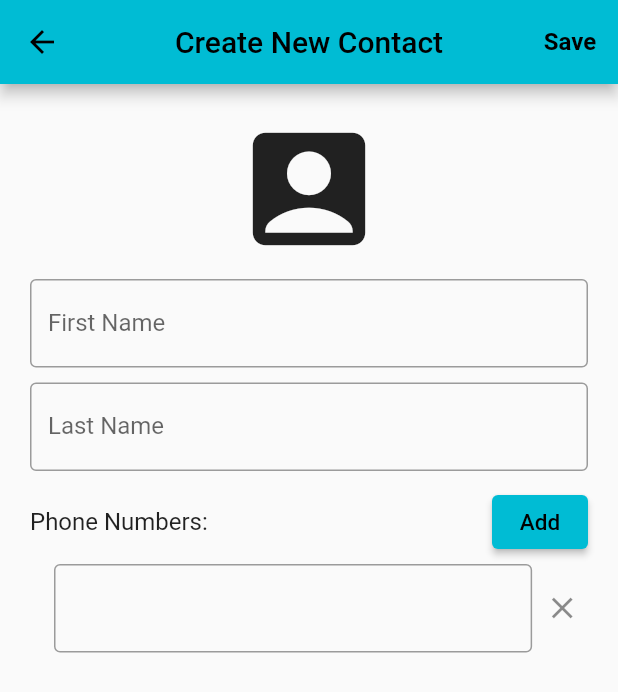
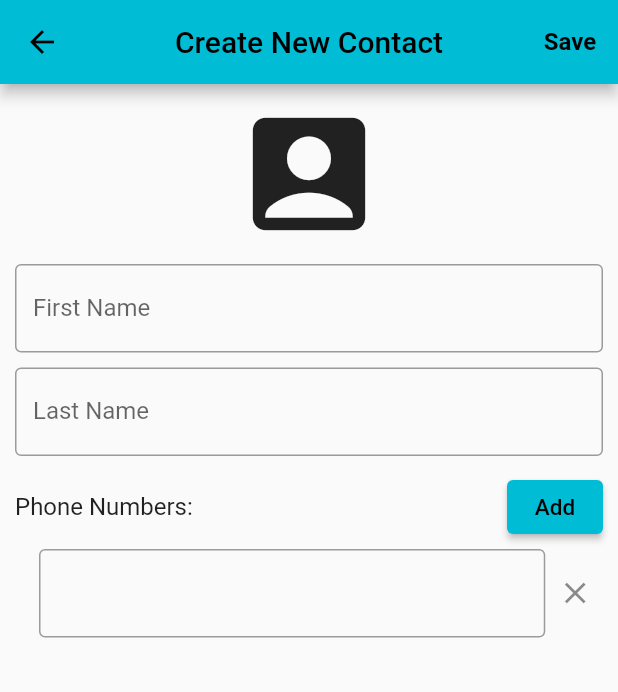
Before and after one commit to AY2020-2021-CpE-OJT/CanadaW3, a Flutter app: the NewContact screen opened directly, on a phone screen of 412 x 824 dp. Shown: the top 692 px of the screen. Run offline on Flutter 3.47's test engine with Material 2 defaults, Android fonts, the phone set to English and light mode, and no system bars; network calls fail.

Commit message:
fix pixel overflow on create contact screen

```diff
--- a/phonebook_application/lib/createNewContactScreen.dart
+++ b/phonebook_application/lib/createNewContactScreen.dart
@@ -158,7 +158,7 @@ class _NewContactState extends State<NewContact> {
       body: GestureDetector(
         onTap: () => FocusScope.of(context).unfocus(),
         child: Container(
-          padding: const EdgeInsets.all(20.0),
+          padding: const EdgeInsets.all(10.0),
           //key: formKey,
           child: Column(
             children: [
```
